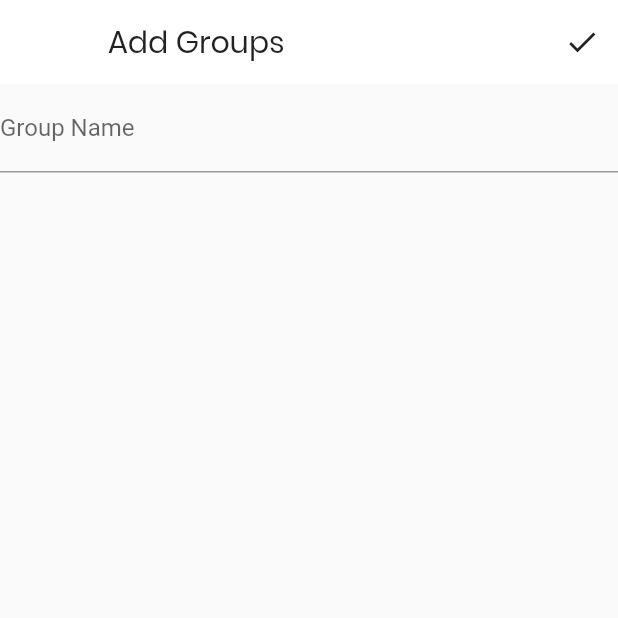
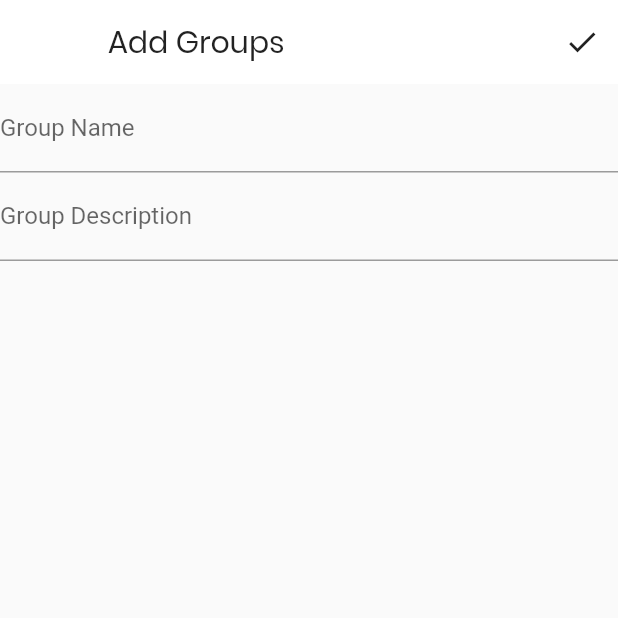
Before and after one commit to eriklangille/pomodoro, a Flutter app: the AddGroupApp screen opened by its route, on a phone screen of 412 x 824 dp, the top half of it. Run offline on Flutter 3.47's test engine with Material 2 defaults, Android fonts, the phone set to English and light mode, and no system bars; our stand-ins replace flutter_redux, redux.

Commit message:
Implemented Group Description Text Field in Add Group Screen

```diff
--- a/lib/screens/groups/widgets/addGroup/addGroup.dart
+++ b/lib/screens/groups/widgets/addGroup/addGroup.dart
@@ -29,10 +29,19 @@ class NewGroup extends StatefulWidget {
 class _NewGroupState extends State<NewGroup> {
 
   Widget newGroupFormField () {
-    return TextFormField(
-      decoration: InputDecoration(
-        labelText: "Group Name"
-      ),
+    return Column(
+      children: <Widget>[
+        TextFormField(
+            decoration: InputDecoration(
+                labelText: "Group Name"
+            ),
+        ),
+        TextFormField(
+          decoration: InputDecoration(
+            labelText: "Group Description"
+          ),
+        ),
+      ],
     );
   }
 
```
